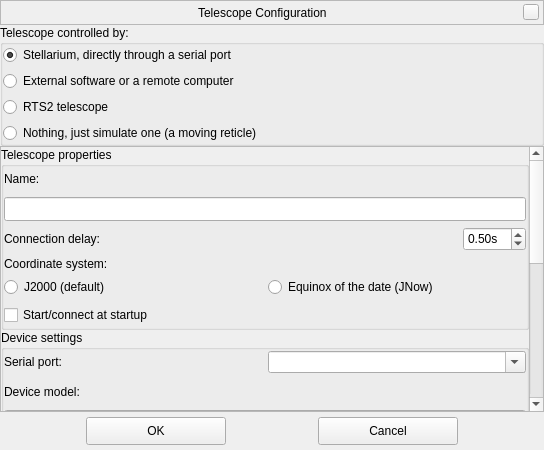
519984307/stellarium_src, file plugins/TelescopeControl/src/gui/telescopeConfigurationDialog.ui: the form before one commit.
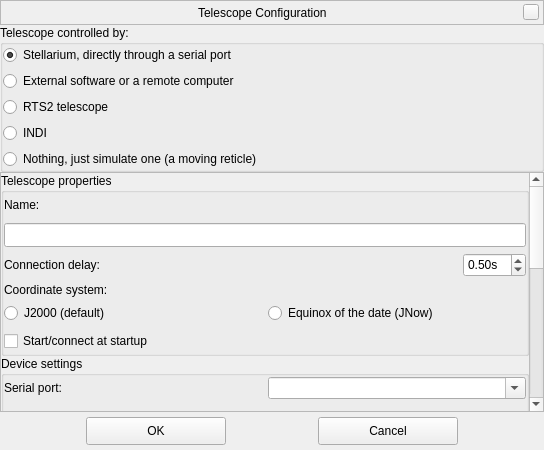
The form after the commit. Custom widgets are drawn as their Qt base class.

Commit message:
[TelescopeControl] INDI support (#15)
Added INDI support for Telescope Control plugin

Diff of the .ui file:
```diff
--- a/plugins/TelescopeControl/src/gui/telescopeConfigurationDialog.ui
+++ b/plugins/TelescopeControl/src/gui/telescopeConfigurationDialog.ui
@@ -234,6 +234,13 @@
         </property>
        </widget>
       </item>
+      <item>
+       <widget class="QRadioButton" name="radioButtonTelescopeINDI">
+        <property name="text">
+         <string>INDI</string>
+        </property>
+       </widget>
+      </item>
       <item>
        <widget class="QRadioButton" name="radioButtonTelescopeVirtual">
         <property name="sizePolicy">
@@ -267,7 +274,7 @@
         <x>0</x>
         <y>0</y>
         <width>528</width>
-        <height>580</height>
+        <height>704</height>
        </rect>
       </property>
       <layout class="QVBoxLayout" name="verticalLayoutScrollArea">
```
The commit also changes 2132 other files.
